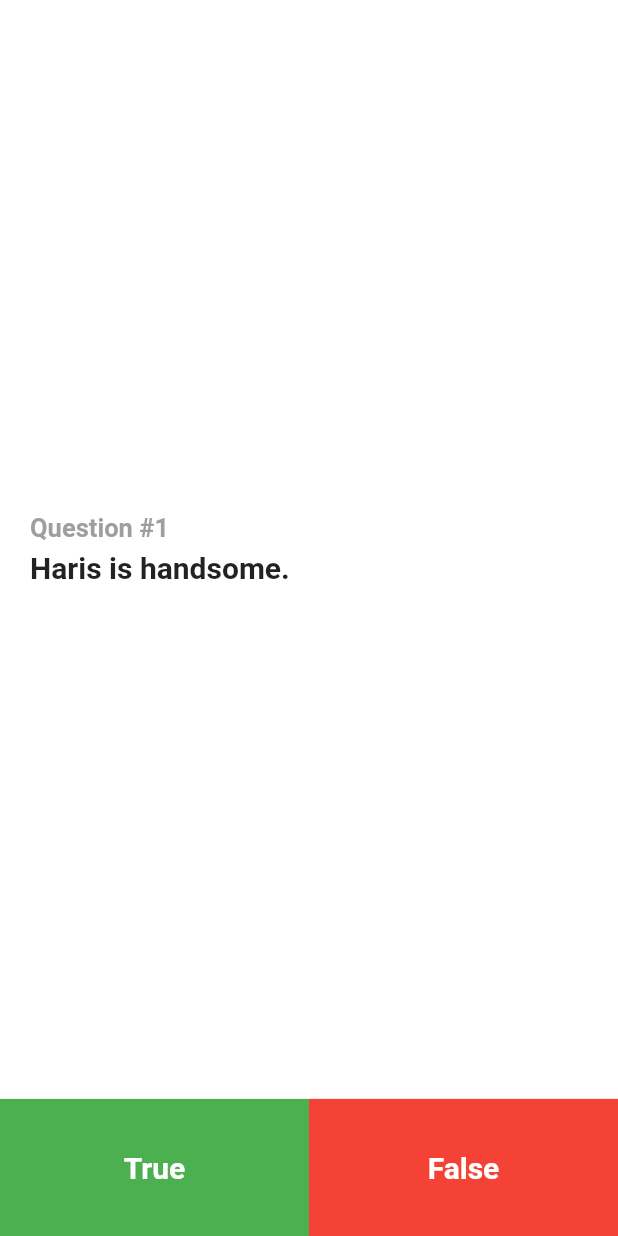
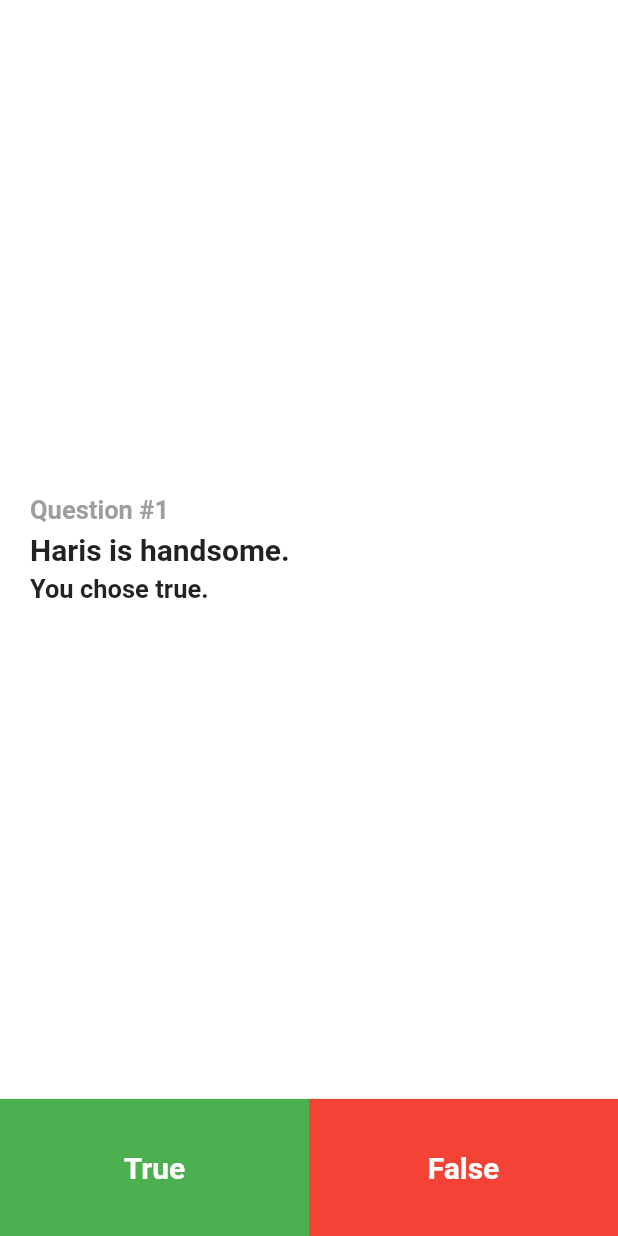
Before and after one commit to happyharis/ntu-flutter-workshop-2021, a Flutter app: the screen it shows after launch, after a tap on "True", on a phone screen of 412 x 824 dp. Run offline on Flutter 3.47's test engine with Material 2 defaults, Android fonts, the phone set to English and light mode, and no system bars.

Commit message:
Add onTap and chosenAnswer

```diff
--- a/quiz_app/lib/main.dart
+++ b/quiz_app/lib/main.dart
@@ -25,17 +25,34 @@ class QuizPage extends StatefulWidget {
 }
 
 class _QuizPageState extends State<QuizPage> {
+  bool? chosenAnswer;
   @override
   Widget build(BuildContext context) {
     return Scaffold(
       body: Column(children: <Widget>[
-        QuizBody(),
+        QuizBody(chosenAnswer: chosenAnswer),
         Expanded(
           flex: 1,
           child: Row(
             children: [
-              AnswerButton(text: 'True', color: Colors.green),
-              AnswerButton(text: 'False', color: Colors.red),
+              AnswerButton(
+                text: 'True',
+                color: Colors.green,
+                onTap: () {
+                  setState(() {
+                    chosenAnswer = true;
+                  });
+                },
+              ),
+              AnswerButton(
+                text: 'False',
+                color: Colors.red,
+                onTap: () {
+                  setState(() {
+                    chosenAnswer = false;
+                  });
+                },
+              ),
             ],
           ),
         ),
@@ -47,11 +64,13 @@ class _QuizPageState extends State<QuizPage> {
 class AnswerButton extends StatelessWidget {
   final String text;
   final Color color;
+  final VoidCallback onTap;
 
   const AnswerButton({
     Key? key,
     required this.text,
     required this.color,
+    required this.onTap,
   }) : super(key: key);
 
   @override
@@ -60,7 +79,7 @@ class AnswerButton extends StatelessWidget {
       child: Ink(
         color: color,
         child: InkWell(
-          onTap: () {},
+          onTap: onTap,
           child: Center(
             child: Text(
               text,
@@ -78,13 +97,17 @@ class AnswerButton extends StatelessWidget {
 }
 
 class QuizBody extends StatelessWidget {
+  final bool? chosenAnswer;
   const QuizBody({
     Key? key,
+    this.chosenAnswer,
   }) : super(key: key);
 
   @override
   Widget build(BuildContext context) {
     final screenWidth = MediaQuery.of(context).size.width;
+    final youChoseText = "You chose $chosenAnswer. ";
+    final haveChosenAnswer = chosenAnswer != null;
     return Expanded(
       flex: 8,
       child: Container(
@@ -111,6 +134,15 @@ class QuizBody extends StatelessWidget {
                 fontWeight: FontWeight.bold,
               ),
             ),
+            SizedBox(height: 5),
+            if (haveChosenAnswer)
+              Text(
+                youChoseText,
+                style: TextStyle(
+                  fontSize: 17,
+                  fontWeight: FontWeight.bold,
+                ),
+              ),
           ],
         ),
       ),
```
